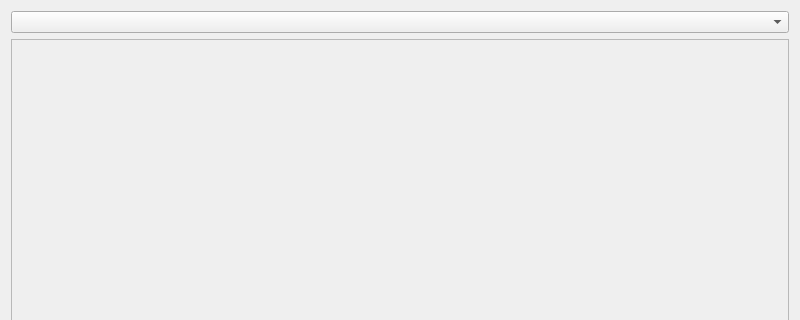
Above: productwidget.ui from edgardominguez23/lerma before the change; both pictures show x 0 to 800 and y 0 to 320 of the 800 by 600 pixel window. Below: the same form after it.
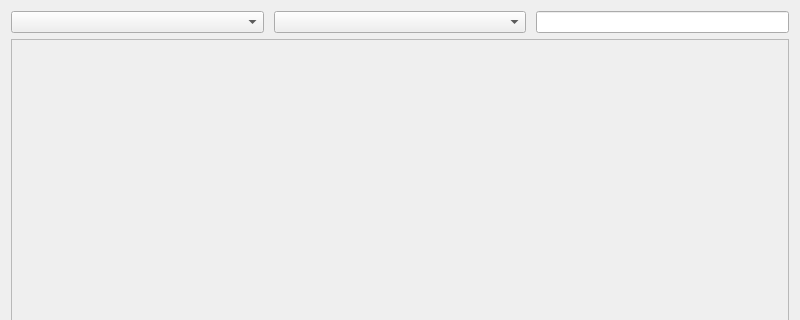
That is the form after the change.

Commit message: Agregar los componentes necesarios en la interfaz para la busqueda y ordenamiento de los elementos dentro del scrollArea

```diff
--- a/productwidget.ui
+++ b/productwidget.ui
@@ -14,10 +14,29 @@
    <string>Form</string>
   </property>
   <layout class="QGridLayout" name="gridLayout">
-   <item row="0" column="0">
-    <widget class="QComboBox" name="optionCB"/>
+   <item row="2" column="0">
+    <layout class="QHBoxLayout" name="horizontalLayout" stretch="10,10,10">
+     <property name="spacing">
+      <number>10</number>
+     </property>
+     <property name="leftMargin">
+      <number>0</number>
+     </property>
+     <property name="rightMargin">
+      <number>0</number>
+     </property>
+     <item>
+      <widget class="QComboBox" name="optionCB"/>
+     </item>
+     <item>
+      <widget class="QComboBox" name="sortCB"/>
+     </item>
+     <item>
+      <widget class="QLineEdit" name="searchLE"/>
+     </item>
+    </layout>
    </item>
-   <item row="1" column="0">
+   <item row="3" column="0">
     <widget class="QScrollArea" name="scrollArea">
      <property name="widgetResizable">
       <bool>true</bool>
@@ -28,7 +47,7 @@
         <x>0</x>
         <y>0</y>
         <width>776</width>
-        <height>547</height>
+        <height>545</height>
        </rect>
       </property>
      </widget>
```
The commit also changes 3 other files.
